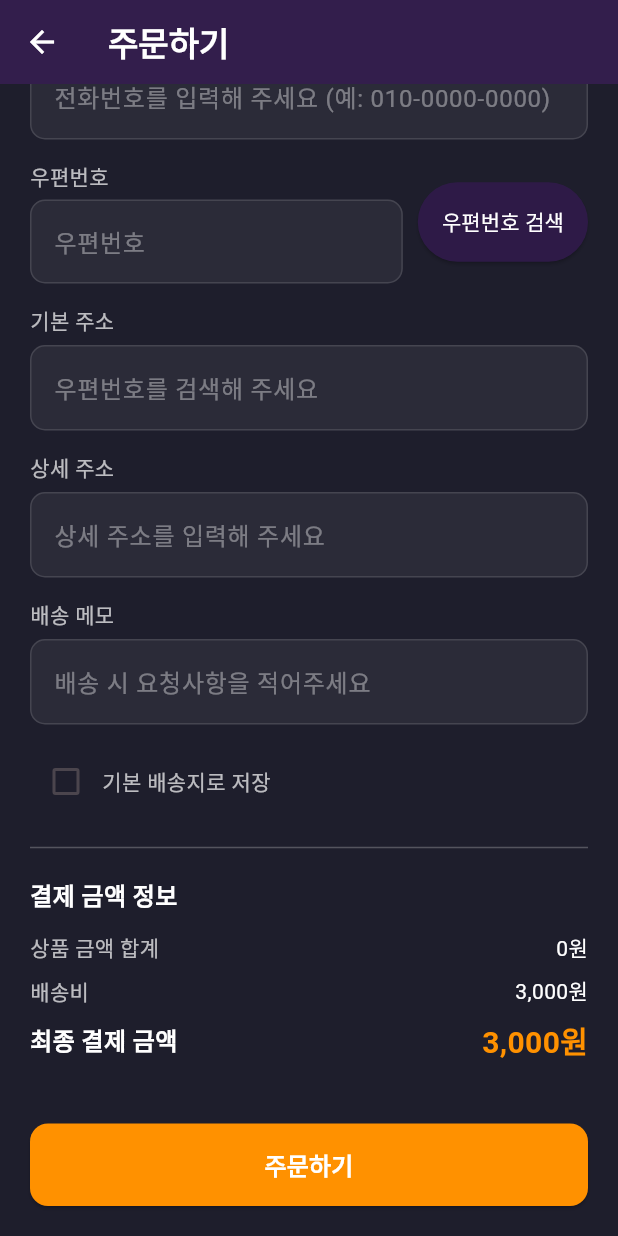
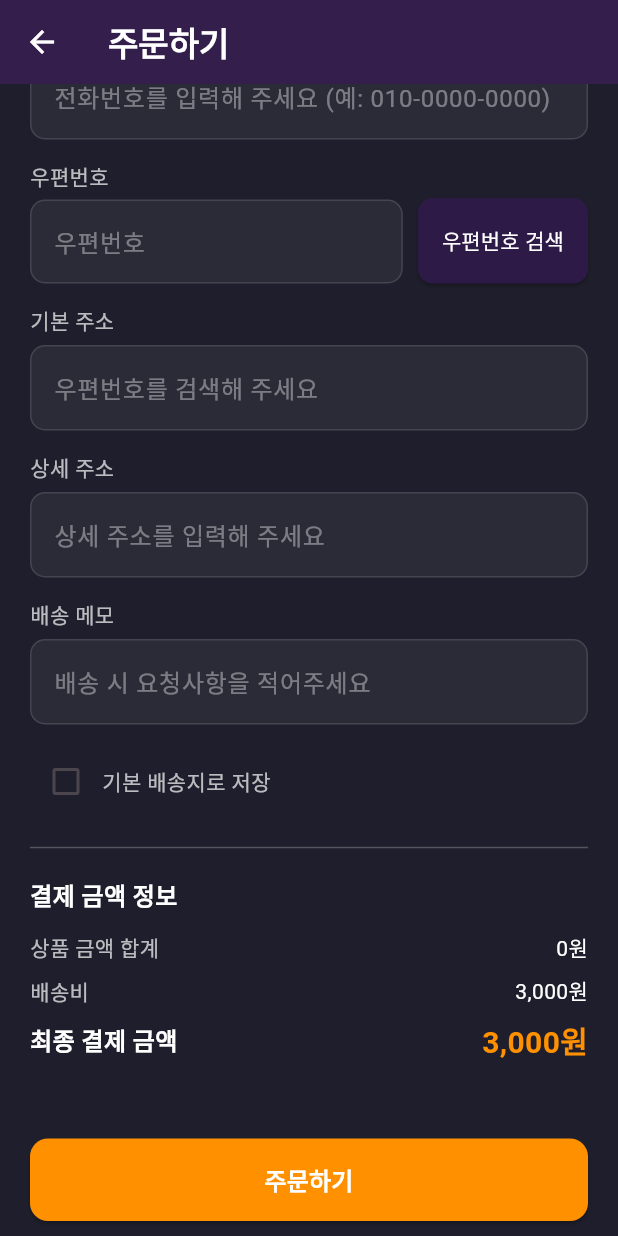
Before and after one commit to seo3997/asagong_flutter, a Flutter app: the OrderScreen screen opened directly with empty values, scrolled down 327 dp, on a phone screen of 412 x 824 dp. Run offline on Flutter 3.47's test engine with Material 3 defaults, Android fonts, the phone set to English and light mode, and no system bars; our stand-ins replace equatable, flutter_bloc, image_picker, shared_preferences, webview_flutter; missing offline and left inert: stomp_dart_client; accounts and stored records are empty; network calls fail.

```diff
--- a/lib/ui/order/order_screen.dart
+++ b/lib/ui/order/order_screen.dart
@@ -161,8 +161,12 @@
                 itemBuilder: (ctx, idx) {
                   final addr = list[idx];
                   return ListTile(
-                    title: Text(addr.recipientName, style: const TextStyle(color: Colors.white)),
-                    subtitle: Text('${addr.addressMain} ${addr.addressDetail}', style: const TextStyle(color: Colors.white70)),
+                    contentPadding: const EdgeInsets.symmetric(vertical: 4, horizontal: 8),
+                    title: Text('${addr.recipientName} (${addr.recipientPhone})', style: const TextStyle(color: Colors.white, fontWeight: FontWeight.bold)),
+                    subtitle: Padding(
+                      padding: const EdgeInsets.only(top: 4),
+                      child: Text('${addr.addressMain} ${addr.addressDetail}', style: const TextStyle(color: Colors.white70, fontSize: 13)),
+                    ),
                     onTap: () {
                       Navigator.pop(ctx);
                       _applyAddress(addr);
@@ -399,13 +403,17 @@
                   _buildTextField('연락처', _receiverPhoneController, '전화번호를 입력해 주세요 (예: 010-0000-0000)', keyboardType: TextInputType.phone),
                   const SizedBox(height: 14),
                   Row(
+                    crossAxisAlignment: CrossAxisAlignment.end,
                     children: [
                       Expanded(child: _buildTextField('우편번호', _zipCodeController, '우편번호', readOnly: true)),
                       const SizedBox(width: 10),
                       ElevatedButton(
                         style: ElevatedButton.styleFrom(
                           backgroundColor: const Color(0xFF2E1A47),
-                          padding: const EdgeInsets.symmetric(vertical: 16, horizontal: 16),
+                          padding: const EdgeInsets.symmetric(vertical: 18, horizontal: 16),
+                          shape: RoundedRectangleBorder(
+                            borderRadius: BorderRadius.circular(10),
+                          ),
                         ),
                         onPressed: _searchAddress,
                         child: const Text('우편번호 검색', style: TextStyle(color: Colors.white)),
@@ -455,9 +463,16 @@
                     ],
                   ),
 
-                  const SizedBox(height: 40),
-
-                  ElevatedButton(
+                  const SizedBox(height: 20),
+                ],
+              ),
+            ),
+      bottomNavigationBar: _isLoading
+          ? null
+          : SafeArea(
+              child: Padding(
+                padding: const EdgeInsets.symmetric(horizontal: 20, vertical: 10),
+                child: ElevatedButton(
                   style: ElevatedButton.styleFrom(
                     backgroundColor: const Color(0xFFFF9100),
                     padding: const EdgeInsets.symmetric(vertical: 16),
@@ -466,7 +481,6 @@
                   onPressed: _showPaymentConfirmDialog,
                   child: const Text('주문하기', style: TextStyle(color: Colors.white, fontSize: 16, fontWeight: FontWeight.bold)),
                 ),
-                ],
               ),
             ),
     );
```
Also changed, not shown: lib/data/models/address_book_vo.dart (+20 -2 lines). Lines whose indentation alone changed are shown as unchanged.
